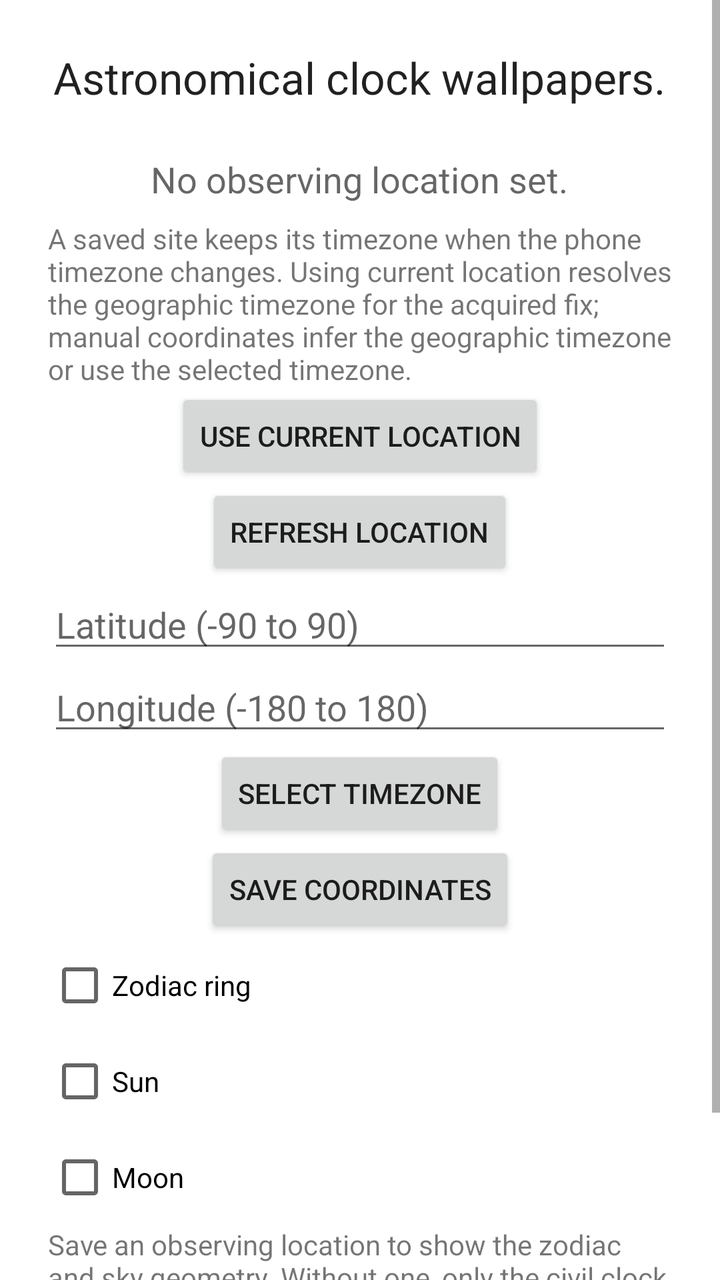
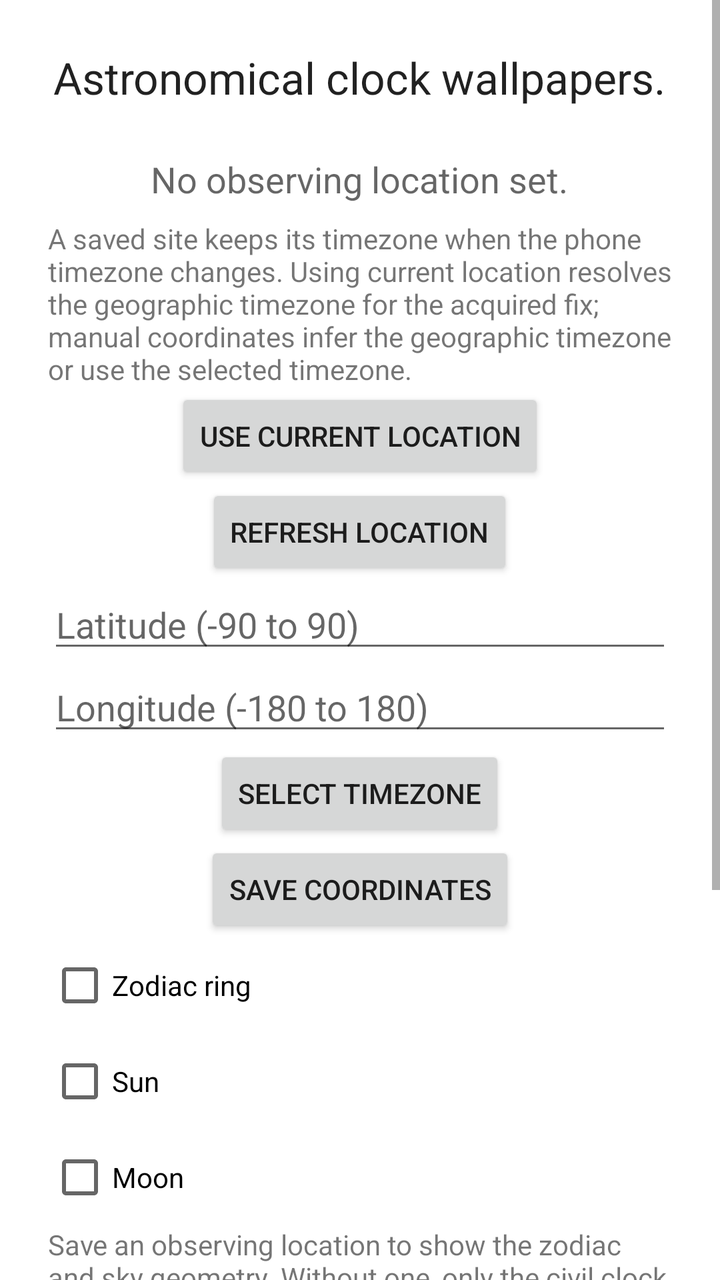

Screens rendered from an Android XML layout before and after an edit, with the pre-edit source and the edit as a unified diff.
<!-- AndroidManifest.xml: fallback theme Theme.MaterialComponents.DayNight.NoActionBar -->
<!-- res/layout/activity_settings.xml -->
<?xml version="1.0" encoding="utf-8"?>
<ScrollView xmlns:android="http://schemas.android.com/apk/res/android"
  android:id="@+id/settings_scroll"
  android:layout_width="match_parent"
  android:layout_height="match_parent"
  android:fillViewport="true"
  android:fitsSystemWindows="true">
  <LinearLayout
    android:layout_width="match_parent"
    android:layout_height="wrap_content"
    android:gravity="center_horizontal"
    android:orientation="vertical"
    android:padding="24dp">
    <TextView
      android:layout_width="wrap_content"
      android:layout_height="wrap_content"
      android:layout_marginBottom="24dp"
      android:text="@string/wallpaper_description"
      android:textAppearance="?android:attr/textAppearanceLarge" />
    <TextView
      android:id="@+id/location_current"
      android:layout_width="wrap_content"
      android:layout_height="wrap_content"
      android:text="@string/location_unset"
      android:textAppearance="?android:attr/textAppearanceMedium" />
    <TextView
      android:id="@+id/location_timezone_help"
      android:layout_width="match_parent"
      android:layout_height="wrap_content"
      android:layout_marginTop="8dp"
      android:text="@string/location_timezone_help" />
    <Button
      android:id="@+id/use_current_location"
      android:layout_width="wrap_content"
      android:layout_height="wrap_content"
      android:minHeight="48dp"
      android:text="@string/use_current_location" />
    <Button
      android:id="@+id/refresh_location"
      android:layout_width="wrap_content"
      android:layout_height="wrap_content"
      android:minHeight="48dp"
      android:text="@string/refresh_location" />
    <EditText
      android:id="@+id/latitude_input"
      android:layout_width="match_parent"
      android:layout_height="wrap_content"
      android:hint="@string/latitude_hint"
      android:importantForAutofill="no"
      android:inputType="numberDecimal|numberSigned" />
    <EditText
      android:id="@+id/longitude_input"
      android:layout_width="match_parent"
      android:layout_height="wrap_content"
      android:hint="@string/longitude_hint"
      android:importantForAutofill="no"
      android:inputType="numberDecimal|numberSigned" />
    <Button
      android:id="@+id/select_timezone"
      android:layout_width="wrap_content"
      android:layout_height="wrap_content"
      android:minHeight="48dp"
      android:text="@string/choose_timezone_title" />
    <Button
      android:id="@+id/save_location"
      android:layout_width="wrap_content"
      android:layout_height="wrap_content"
      android:minHeight="48dp"
      android:text="@string/save_location" />
    <CheckBox
      android:id="@+id/zodiac_ring"
      android:layout_width="match_parent"
      android:layout_height="wrap_content"
      android:minHeight="48dp"
      android:text="@string/zodiac_ring" />
    <CheckBox
      android:id="@+id/sun_layer"
      android:layout_width="match_parent"
      android:layout_height="wrap_content"
      android:minHeight="48dp"
      android:text="@string/sun_layer" />
    <CheckBox
      android:id="@+id/moon_layer"
      android:layout_width="match_parent"
      android:layout_height="wrap_content"
      android:minHeight="48dp"
      android:text="@string/moon_layer" />
    <TextView
      android:layout_width="match_parent"
      android:layout_height="wrap_content"
      android:text="@string/dial_location_help" />
    <Button
      android:id="@+id/open_preview"
      android:layout_width="wrap_content"
      android:layout_height="wrap_content"
      android:minHeight="48dp"
      android:text="@string/open_preview" />
  </LinearLayout>
</ScrollView>
<!-- resources referenced by this layout -->
<resources>
  <string name="choose_timezone_title">Select timezone</string>
  <string name="dial_location_help">Save an observing location to show the zodiac and sky geometry. Without one, only the civil clock is shown.</string>
  <string name="latitude_hint">Latitude (-90 to 90)</string>
  <string name="location_timezone_help">A saved site keeps its timezone when the phone timezone changes. Using current location resolves the geographic timezone for the acquired fix; manual coordinates infer the geographic timezone or use the selected timezone.</string>
  <string name="location_unset">No observing location set.</string>
  <string name="longitude_hint">Longitude (-180 to 180)</string>
  <string name="moon_layer">Moon</string>
  <string name="open_preview">Open wallpaper preview</string>
  <string name="refresh_location">Refresh location</string>
  <string name="save_location">Save coordinates</string>
  <string name="sun_layer">Sun</string>
  <string name="use_current_location">Use current location</string>
  <string name="wallpaper_description">Astronomical clock wallpapers.</string>
  <string name="zodiac_ring">Zodiac ring</string>
</resources>

<!-- the commit's change to res/layout/activity_settings.xml (unified diff, before → after) -->
@@ -89,6 +89,36 @@
       android:layout_width="match_parent"
       android:layout_height="wrap_content"
       android:text="@string/dial_location_help" />
+    <TextView
+      android:layout_width="match_parent"
+      android:layout_height="wrap_content"
+      android:layout_marginTop="16dp"
+      android:text="@string/appearance_title"
+      android:textAppearance="?android:attr/textAppearanceMedium" />
+    <RadioGroup
+      android:id="@+id/appearance_group"
+      android:layout_width="match_parent"
+      android:layout_height="wrap_content"
+      android:orientation="vertical">
+      <RadioButton
+        android:id="@+id/appearance_system"
+        android:layout_width="match_parent"
+        android:layout_height="wrap_content"
+        android:minHeight="48dp"
+        android:text="@string/appearance_system" />
+      <RadioButton
+        android:id="@+id/appearance_light"
+        android:layout_width="match_parent"
+        android:layout_height="wrap_content"
+        android:minHeight="48dp"
+        android:text="@string/appearance_light" />
+      <RadioButton
+        android:id="@+id/appearance_dark"
+        android:layout_width="match_parent"
+        android:layout_height="wrap_content"
+        android:minHeight="48dp"
+        android:text="@string/appearance_dark" />
+    </RadioGroup>
     <Button
       android:id="@+id/open_preview"
       android:layout_width="wrap_content"
<!-- resource entries referenced after the edit -->
@@ -1,5 +1,9 @@
 <!-- resources referenced by this layout -->
 <resources>
+  <string name="appearance_dark">Dark</string>
+  <string name="appearance_light">Light</string>
+  <string name="appearance_system">System default</string>
+  <string name="appearance_title">Appearance</string>
   <string name="choose_timezone_title">Select timezone</string>
   <string name="dial_location_help">Save an observing location to show the zodiac and sky geometry. Without one, only the civil clock is shown.</string>
   <string name="latitude_hint">Latitude (-90 to 90)</string>
